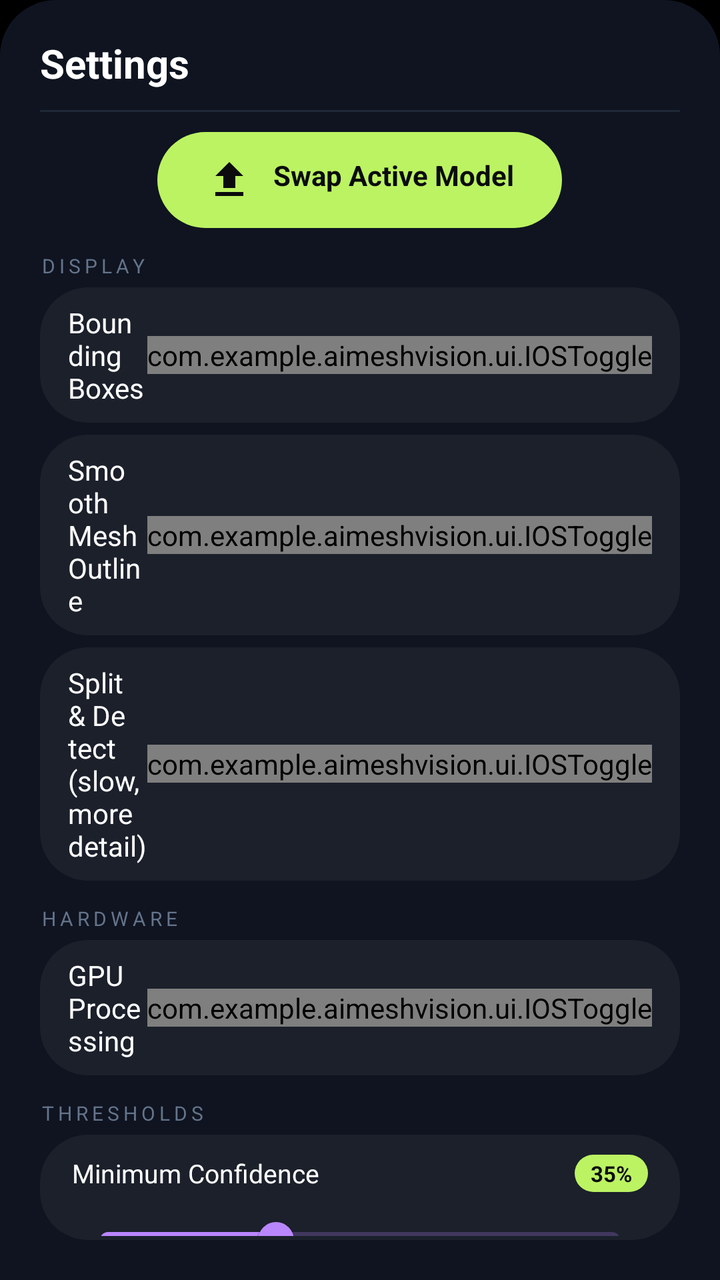
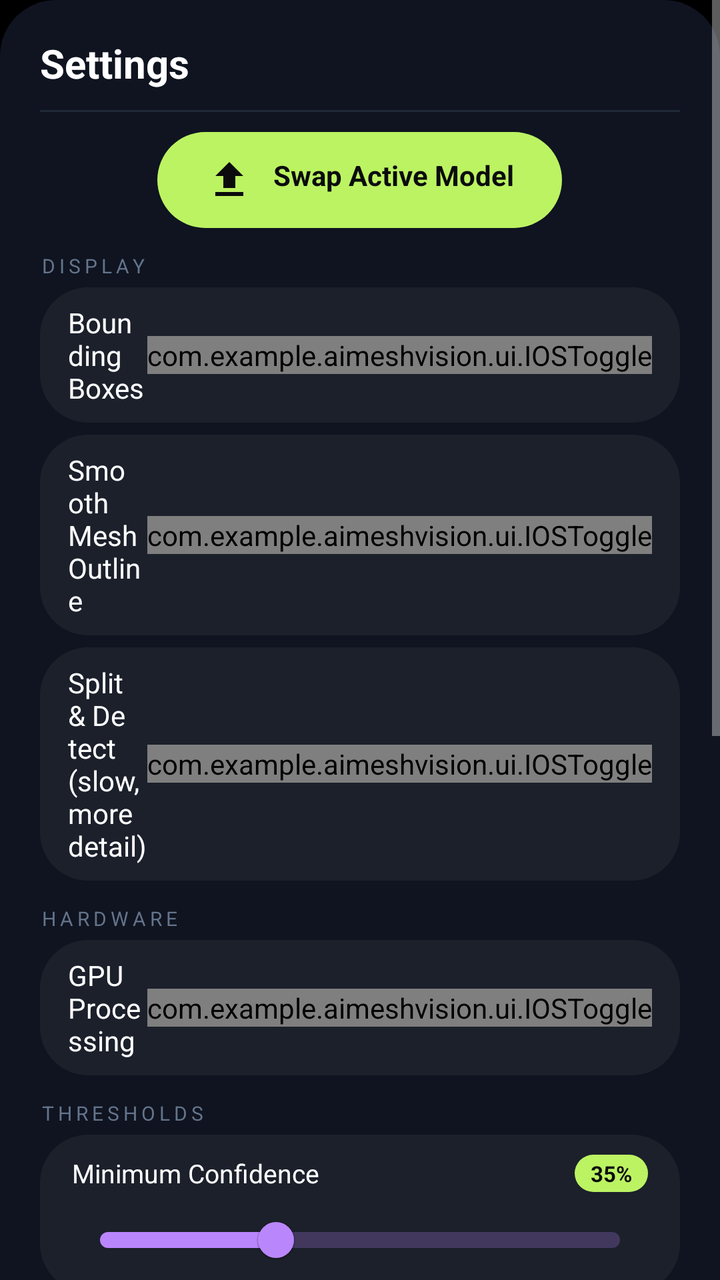

The first picture is an Android layout as it rendered before a commit; the second is the same layout after the commit. The layout source and the unified diff follow.
<!-- AndroidManifest.xml: application theme Theme.AIMeshVision -->
<!-- res/layout/bottom_sheet_settings.xml -->
<?xml version="1.0" encoding="utf-8"?>
<LinearLayout xmlns:android="http://schemas.android.com/apk/res/android"
    xmlns:app="http://schemas.android.com/apk/res-auto"
    xmlns:tools="http://schemas.android.com/tools"
    android:layout_width="match_parent"
    android:layout_height="wrap_content"
    android:background="@drawable/bg_sheet_rounded"
    android:orientation="vertical"
    android:paddingStart="20dp"
    android:paddingEnd="20dp"
    android:paddingTop="18dp"
    android:paddingBottom="20dp">

    <TextView
        android:layout_width="wrap_content"
        android:layout_height="wrap_content"
        android:text="Settings"
        android:textColor="#FFFFFF"
        android:textSize="20sp"
        android:textStyle="bold"/>

    <View
        android:layout_width="match_parent"
        android:layout_height="1dp"
        android:layout_marginTop="10dp"
        android:layout_marginBottom="10dp"
        android:background="#1F2937"/>

    
    <TextView
        android:id="@+id/panelSelectModel"
        android:layout_width="wrap_content"
        android:layout_height="wrap_content"
        android:layout_gravity="center_horizontal"
        android:background="@drawable/bg_btn_lime_round"
        android:clickable="true"
        android:focusable="true"
        android:drawableStart="@drawable/ic_upload"
        android:drawablePadding="10dp"
        android:drawableTint="#0B0B0D"
        android:paddingHorizontal="24dp"
        android:paddingVertical="12dp"
        android:text="Swap Active Model"
        android:textColor="#0B0B0D"
        android:textSize="14sp"
        android:textStyle="bold"/>

    
    <TextView
        android:layout_width="wrap_content"
        android:layout_height="wrap_content"
        android:text="DISPLAY"
        android:textColor="#64748B"
        android:textSize="10sp"
        android:textAllCaps="true"
        android:letterSpacing="0.2"
        android:layout_marginTop="12dp"
        android:layout_marginBottom="4dp"/>

    <LinearLayout
        android:layout_width="match_parent"
        android:layout_height="wrap_content"
        android:background="@drawable/bg_glass_btn"
        android:gravity="center_vertical"
        android:orientation="horizontal"
        android:paddingHorizontal="14dp"
        android:paddingVertical="8dp">

        <TextView
            android:layout_width="0dp"
            android:layout_height="wrap_content"
            android:layout_weight="1"
            android:text="Bounding Boxes"
            android:textColor="#FFFFFF"
            android:textSize="14sp"/>

        <com.example.aimeshvision.ui.IOSToggle
            android:id="@+id/toggleBoxes"
            android:layout_width="wrap_content"
            android:layout_height="wrap_content"/>
    </LinearLayout>

    <LinearLayout
        android:layout_width="match_parent"
        android:layout_height="wrap_content"
        android:layout_marginTop="6dp"
        android:background="@drawable/bg_glass_btn"
        android:gravity="center_vertical"
        android:orientation="horizontal"
        android:paddingHorizontal="14dp"
        android:paddingVertical="8dp">

        <TextView
            android:layout_width="0dp"
            android:layout_height="wrap_content"
            android:layout_weight="1"
            android:text="Smooth Mesh Outline"
            android:textColor="#FFFFFF"
            android:textSize="14sp"/>

        <com.example.aimeshvision.ui.IOSToggle
            android:id="@+id/toggleSmooth"
            android:layout_width="wrap_content"
            android:layout_height="wrap_content"/>
    </LinearLayout>

    
    <LinearLayout
        android:layout_width="match_parent"
        android:layout_height="wrap_content"
        android:background="@drawable/bg_glass_btn"
        android:gravity="center_vertical"
        android:orientation="horizontal"
        android:paddingHorizontal="14dp"
        android:paddingVertical="8dp"
        android:layout_marginTop="6dp">

        <TextView
            android:layout_width="0dp"
            android:layout_height="wrap_content"
            android:layout_weight="1"
            android:text="Split &amp; Detect (slow, more detail)"
            android:textColor="#FFFFFF"
            android:textSize="14sp"/>

        <com.example.aimeshvision.ui.IOSToggle
            android:id="@+id/toggleTile"
            android:layout_width="wrap_content"
            android:layout_height="wrap_content"/>
    </LinearLayout>

    
    <TextView
        android:layout_width="wrap_content"
        android:layout_height="wrap_content"
        android:text="HARDWARE"
        android:textColor="#64748B"
        android:textSize="10sp"
        android:textAllCaps="true"
        android:letterSpacing="0.2"
        android:layout_marginTop="12dp"
        android:layout_marginBottom="4dp"/>

    <LinearLayout
        android:layout_width="match_parent"
        android:layout_height="wrap_content"
        android:background="@drawable/bg_glass_btn"
        android:gravity="center_vertical"
        android:orientation="horizontal"
        android:paddingHorizontal="14dp"
        android:paddingVertical="8dp">

        <TextView
            android:layout_width="0dp"
            android:layout_height="wrap_content"
            android:layout_weight="1"
            android:text="GPU Processing"
            android:textColor="#FFFFFF"
            android:textSize="14sp"/>

        <com.example.aimeshvision.ui.IOSToggle
            android:id="@+id/toggleGpu"
            android:layout_width="wrap_content"
            android:layout_height="wrap_content"/>
    </LinearLayout>

    
    <TextView
        android:layout_width="wrap_content"
        android:layout_height="wrap_content"
        android:text="THRESHOLDS"
        android:textColor="#64748B"
        android:textSize="10sp"
        android:textAllCaps="true"
        android:letterSpacing="0.2"
        android:layout_marginTop="12dp"
        android:layout_marginBottom="4dp"/>

    <LinearLayout
        android:layout_width="match_parent"
        android:layout_height="wrap_content"
        android:background="@drawable/bg_glass_btn"
        android:orientation="vertical"
        android:paddingHorizontal="16dp"
        android:paddingTop="10dp"
        android:paddingBottom="2dp">

        <LinearLayout
            android:layout_width="match_parent"
            android:layout_height="wrap_content"
            android:gravity="center_vertical"
            android:orientation="horizontal">

            <TextView
                android:layout_width="0dp"
                android:layout_height="wrap_content"
                android:layout_weight="1"
                android:text="Minimum Confidence"
                android:textColor="#FFFFFF"
                android:textSize="13sp"/>

            <TextView
                android:id="@+id/tvConfValue"
                android:layout_width="wrap_content"
                android:layout_height="wrap_content"
                android:background="@drawable/bg_value_chip"
                android:paddingHorizontal="8dp"
                android:paddingVertical="2dp"
                android:text="35%"
                android:textColor="#0B0B0D"
                android:textSize="11sp"
                android:textStyle="bold"/>
        </LinearLayout>

        <com.google.android.material.slider.Slider
            android:id="@+id/sliderConf"
            android:layout_width="match_parent"
            android:layout_height="wrap_content"
            android:valueFrom="5"
            android:valueTo="95"
            android:stepSize="1"
            android:value="35"
            app:labelBehavior="gone"
            app:tickVisible="false"
            app:trackHeight="8dp"
            app:thumbRadius="9dp"/>
    </LinearLayout>

    <LinearLayout
        android:layout_width="match_parent"
        android:layout_height="wrap_content"
        android:layout_marginTop="6dp"
        android:background="@drawable/bg_glass_btn"
        android:orientation="vertical"
        android:paddingHorizontal="16dp"
        android:paddingTop="10dp"
        android:paddingBottom="2dp">

        <LinearLayout
            android:layout_width="match_parent"
            android:layout_height="wrap_content"
            android:gravity="center_vertical"
            android:orientation="horizontal">

            <TextView
                android:layout_width="0dp"
                android:layout_height="wrap_content"
                android:layout_weight="1"
                android:text="NMS Overlap (IoU)"
                android:textColor="#FFFFFF"
                android:textSize="13sp"/>

            <TextView
                android:id="@+id/tvIouValue"
                android:layout_width="wrap_content"
                android:layout_height="wrap_content"
                android:background="@drawable/bg_value_chip"
                android:paddingHorizontal="8dp"
                android:paddingVertical="2dp"
                android:text="45%"
                android:textColor="#0B0B0D"
                android:textSize="11sp"
                android:textStyle="bold"/>
        </LinearLayout>

        <com.google.android.material.slider.Slider
            android:id="@+id/sliderIou"
            android:layout_width="match_parent"
            android:layout_height="wrap_content"
            android:valueFrom="10"
            android:valueTo="90"
            android:stepSize="1"
            android:value="45"
            app:labelBehavior="gone"
            app:tickVisible="false"
            app:trackHeight="8dp"
            app:thumbRadius="9dp"/>
    </LinearLayout>

</LinearLayout>
<!-- resources referenced by this layout -->
<resources>
  <!-- drawable bg_btn_lime_round (drawable) -->
  <?xml version="1.0" encoding="utf-8"?>
  <shape xmlns:android="http://schemas.android.com/apk/res/android"
      android:shape="rectangle">
      <solid android:color="#BCF362" />
      <corners android:radius="28dp" />
  </shape>
  <!-- drawable bg_glass_btn (drawable) -->
  <?xml version="1.0" encoding="utf-8"?>
  <shape xmlns:android="http://schemas.android.com/apk/res/android">
      <solid android:color="#0DFFFFFF" />
      <corners android:radius="24dp" />
  </shape>
  <!-- drawable bg_sheet_rounded (drawable) -->
  <?xml version="1.0" encoding="utf-8"?>
  <shape xmlns:android="http://schemas.android.com/apk/res/android"
      android:shape="rectangle">
      <solid android:color="#0F1420" />
      <corners android:topLeftRadius="28dp" android:topRightRadius="28dp" />
  </shape>
  <!-- drawable bg_value_chip (drawable) -->
  <?xml version="1.0" encoding="utf-8"?>
  <shape xmlns:android="http://schemas.android.com/apk/res/android"
      android:shape="rectangle">
      <solid android:color="#BCF362" />
      <corners android:radius="20dp" />
  </shape>
  <!-- drawable ic_upload (drawable) -->
  <?xml version="1.0" encoding="utf-8"?>
  <vector xmlns:android="http://schemas.android.com/apk/res/android" android:width="24dp" android:height="24dp" android:viewportWidth="24" android:viewportHeight="24">
      <path android:fillColor="#FFFFFF" android:pathData="M9,16V10H5L12,3L19,10H15V16H9M5,20V18H19V20H5Z"/>
  </vector>
  <style name="Theme.AIMeshVision" parent="Theme.MaterialComponents.NoActionBar">
          <item name="android:windowBackground">@android:color/black</item>
          <item name="android:windowLayoutInDisplayCutoutMode">shortEdges</item>
          <item name="android:statusBarColor">#0A0A0C</item>
          <item name="android:navigationBarColor">#0A0A0C</item>
          <item name="android:colorPrimary">@android:color/black</item>
          <item name="android:colorPrimaryDark">@android:color/black</item>
          <item name="android:colorAccent">#00FF00</item>
      </style>
</resources>

<!-- the commit's change to res/layout/bottom_sheet_settings.xml (unified diff, before → after) -->
@@ -1,7 +1,12 @@
 <?xml version="1.0" encoding="utf-8"?>
-<LinearLayout xmlns:android="http://schemas.android.com/apk/res/android"
+<ScrollView xmlns:android="http://schemas.android.com/apk/res/android"
     xmlns:app="http://schemas.android.com/apk/res-auto"
     xmlns:tools="http://schemas.android.com/tools"
+    android:layout_width="match_parent"
+    android:layout_height="wrap_content"
+    android:fillViewport="true">
+
+<LinearLayout
     android:layout_width="match_parent"
     android:layout_height="wrap_content"
     android:background="@drawable/bg_sheet_rounded"
@@ -277,4 +282,224 @@
             app:thumbRadius="9dp"/>
     </LinearLayout>
 
+    
+    <TextView
+        android:layout_width="wrap_content"
+        android:layout_height="wrap_content"
+        android:text="MESH &amp; OUTLINE"
+        android:textColor="#64748B"
+        android:textSize="10sp"
+        android:textAllCaps="true"
+        android:letterSpacing="0.2"
+        android:layout_marginTop="12dp"
+        android:layout_marginBottom="4dp"/>
+
+    
+    <LinearLayout
+        android:layout_width="match_parent"
+        android:layout_height="wrap_content"
+        android:background="@drawable/bg_glass_btn"
+        android:orientation="vertical"
+        android:paddingHorizontal="16dp"
+        android:paddingTop="10dp"
+        android:paddingBottom="2dp">
+
+        <LinearLayout
+            android:layout_width="match_parent"
+            android:layout_height="wrap_content"
+            android:gravity="center_vertical"
+            android:orientation="horizontal">
+
+            <TextView
+                android:layout_width="0dp"
+                android:layout_height="wrap_content"
+                android:layout_weight="1"
+                android:text="Mesh Smoothness"
+                android:textColor="#FFFFFF"
+                android:textSize="13sp"/>
+
+            <TextView
+                android:id="@+id/tvSmoothValue"
+                android:layout_width="wrap_content"
+                android:layout_height="wrap_content"
+                android:background="@drawable/bg_value_chip"
+                android:paddingHorizontal="8dp"
+                android:paddingVertical="2dp"
+                android:text="1"
+                android:textColor="#0B0B0D"
+                android:textSize="11sp"
+                android:textStyle="bold"/>
+        </LinearLayout>
+
+        <com.google.android.material.slider.Slider
+            android:id="@+id/sliderSmooth"
+            android:layout_width="match_parent"
+            android:layout_height="wrap_content"
+            android:valueFrom="0"
+            android:valueTo="2"
+            android:stepSize="1"
+            android:value="1"
+            app:labelBehavior="gone"
+            app:tickVisible="false"
+            app:trackHeight="8dp"
+            app:thumbRadius="9dp"/>
+    </LinearLayout>
+
+    
+    <LinearLayout
+        android:layout_width="match_parent"
+        android:layout_height="wrap_content"
+        android:layout_marginTop="6dp"
+        android:background="@drawable/bg_glass_btn"
+        android:orientation="vertical"
+        android:paddingHorizontal="16dp"
+        android:paddingTop="10dp"
+        android:paddingBottom="2dp">
+
+        <LinearLayout
+            android:layout_width="match_parent"
+            android:layout_height="wrap_content"
+            android:gravity="center_vertical"
+            android:orientation="horizontal">
+
+            <TextView
+                android:layout_width="0dp"
+                android:layout_height="wrap_content"
+                android:layout_weight="1"
+                android:text="Outline Width"
+                android:textColor="#FFFFFF"
+                android:textSize="13sp"/>
+
+            <TextView
+                android:id="@+id/tvRingWidthValue"
+                android:layout_width="wrap_content"
+                android:layout_height="wrap_content"
+                android:background="@drawable/bg_value_chip"
+                android:paddingHorizontal="8dp"
+                android:paddingVertical="2dp"
+                android:text="100%"
+                android:textColor="#0B0B0D"
+                android:textSize="11sp"
+                android:textStyle="bold"/>
+        </LinearLayout>
+
+        <com.google.android.material.slider.Slider
+            android:id="@+id/sliderRingWidth"
+            android:layout_width="match_parent"
+            android:layout_height="wrap_content"
+            android:valueFrom="50"
+            android:valueTo="150"
+            android:stepSize="1"
+            android:value="100"
+            app:labelBehavior="gone"
+            app:tickVisible="false"
+            app:trackHeight="8dp"
+            app:thumbRadius="9dp"/>
+    </LinearLayout>
+
+    
+    <LinearLayout
+        android:layout_width="match_parent"
+        android:layout_height="wrap_content"
+        android:layout_marginTop="6dp"
+        android:background="@drawable/bg_glass_btn"
+        android:orientation="vertical"
+        android:paddingHorizontal="16dp"
+        android:paddingTop="10dp"
+        android:paddingBottom="2dp">
+
+        <LinearLayout
+            android:layout_width="match_parent"
+            android:layout_height="wrap_content"
+            android:gravity="center_vertical"
+            android:orientation="horizontal">
+
+            <TextView
+                android:layout_width="0dp"
+                android:layout_height="wrap_content"
+                android:layout_weight="1"
+                android:text="Outline Opacity"
+                android:textColor="#FFFFFF"
+                android:textSize="13sp"/>
+
+            <TextView
+                android:id="@+id/tvOutlineAlphaValue"
+                android:layout_width="wrap_content"
+                android:layout_height="wrap_content"
+                android:background="@drawable/bg_value_chip"
+                android:paddingHorizontal="8dp"
+                android:paddingVertical="2dp"
+                android:text="100%"
+                android:textColor="#0B0B0D"
+                android:textSize="11sp"
+                android:textStyle="bold"/>
+        </LinearLayout>
+
+        <com.google.android.material.slider.Slider
+            android:id="@+id/sliderOutlineAlpha"
+            android:layout_width="match_parent"
+            android:layout_height="wrap_content"
+            android:valueFrom="25"
+            android:valueTo="100"
+            android:stepSize="1"
+            android:value="100"
+            app:labelBehavior="gone"
+            app:tickVisible="false"
+            app:trackHeight="8dp"
+            app:thumbRadius="9dp"/>
+    </LinearLayout>
+
+    
+    <LinearLayout
+        android:layout_width="match_parent"
+        android:layout_height="wrap_content"
+        android:layout_marginTop="6dp"
+        android:background="@drawable/bg_glass_btn"
+        android:orientation="vertical"
+        android:paddingHorizontal="16dp"
+        android:paddingTop="10dp"
+        android:paddingBottom="2dp">
+
+        <LinearLayout
+            android:layout_width="match_parent"
+            android:layout_height="wrap_content"
+            android:gravity="center_vertical"
+            android:orientation="horizontal">
+
+            <TextView
+                android:layout_width="0dp"
+                android:layout_height="wrap_content"
+                android:layout_weight="1"
+                android:text="Mesh Opacity"
+                android:textColor="#FFFFFF"
+                android:textSize="13sp"/>
+
+            <TextView
+                android:id="@+id/tvMeshAlphaValue"
+                android:layout_width="wrap_content"
+                android:layout_height="wrap_content"
+                android:background="@drawable/bg_value_chip"
+                android:paddingHorizontal="8dp"
+                android:paddingVertical="2dp"
+                android:text="43%"
+                android:textColor="#0B0B0D"
+                android:textSize="11sp"
+                android:textStyle="bold"/>
+        </LinearLayout>
+
+        <com.google.android.material.slider.Slider
+            android:id="@+id/sliderMeshAlpha"
+            android:layout_width="match_parent"
+            android:layout_height="wrap_content"
+            android:valueFrom="10"
+            android:valueTo="100"
+            android:stepSize="1"
+            android:value="43"
+            app:labelBehavior="gone"
+            app:tickVisible="false"
+            app:trackHeight="8dp"
+            app:thumbRadius="9dp"/>
+    </LinearLayout>
+
 </LinearLayout>
+</ScrollView>
